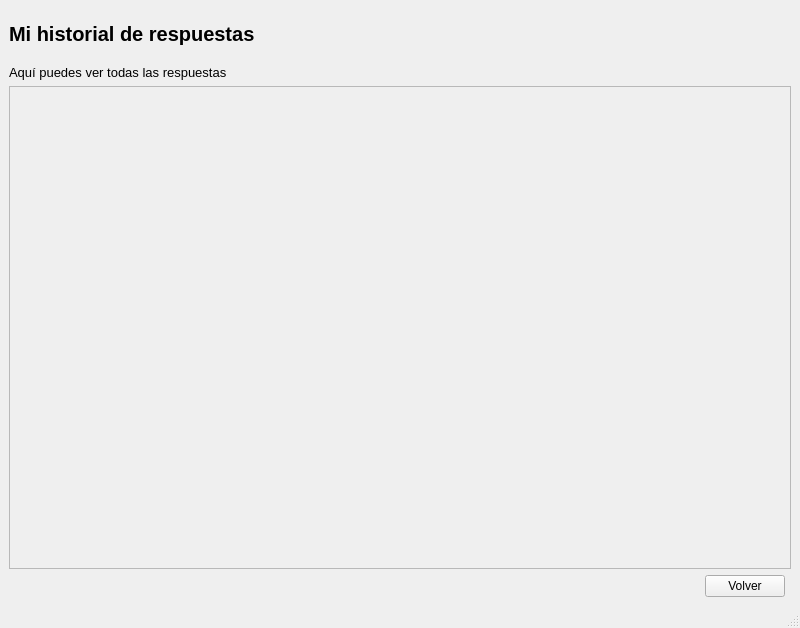
mbatla00/cediza_IS, file src/vista/ui/paciente/historial.ui: the form before one commit.
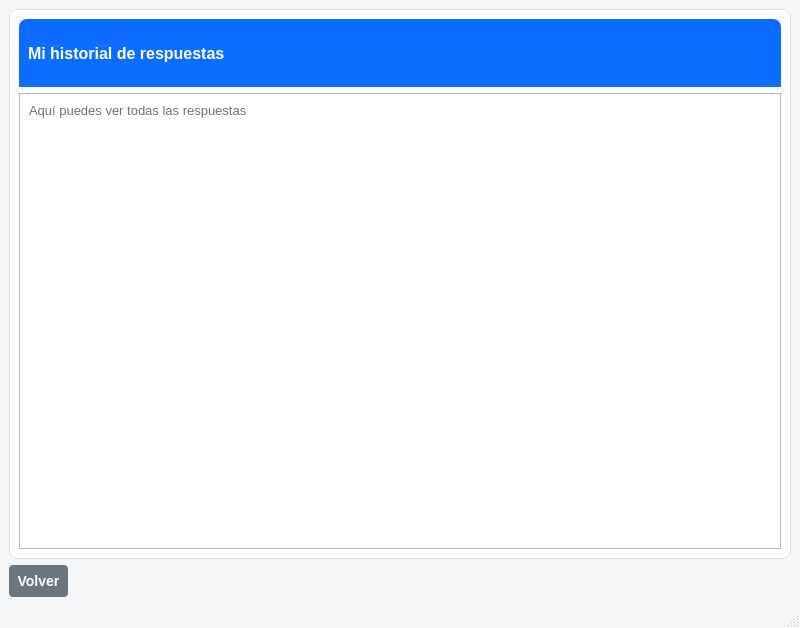
The form after the commit.

```diff
--- a/src/vista/ui/paciente/historial.ui
+++ b/src/vista/ui/paciente/historial.ui
@@ -13,41 +13,87 @@
   <property name="windowTitle">
    <string>MainWindow</string>
   </property>
+  <property name="styleSheet">
+   <string notr="true">/* Fondo general de la ventana principal */
+QMainWindow {
+    background-color: #f4f6f8;
+}
+
+/* Tarjeta contenedora blanca */
+#card_frame {
+    background-color: white;
+    border: 1px solid #e0e0e0;
+    border-radius: 8px;
+}
+
+/* Cabecera de la tarjeta con el azul clásico */
+#header_frame {
+    background-color: #0d6efd;
+    border-top-left-radius: 8px;
+    border-top-right-radius: 8px;
+    border-bottom-left-radius: 0px;
+    border-bottom-right-radius: 0px;
+}
+
+/* Texto del título dentro del cuadro azul */
+#lbl_titulo {
+    color: white;
+    font-size: 16px;
+    font-weight: bold;
+}
+
+/* Subtítulo del cuerpo en gris apagado */
+#lbl_subtitulo {
+    color: #6c757d;
+    font-size: 13px;
+}
+
+/* Limpieza del área de scroll (sin bordes feos) */
+QScrollArea {
+    border: none;
+    background-color: transparent;
+}
+
+#scrollAreaWidgetContents {
+    background-color: transparent;
+}
+
+/* Botón Volver (Estilo gris idéntico al de tu ejemplo) */
+QPushButton#btn_volver {
+    background-color: #6c757d;
+    color: white;
+    border-radius: 4px;
+    padding: 8px;
+    font-weight: bold;
+    font-size: 14px;
+}
+
+/* Efecto Hover para el botón Volver */
+QPushButton#btn_volver:hover {
+    background-color: #5a6268;
+}</string>
+  </property>
   <widget class="QWidget" name="centralwidget">
-   <layout class="QGridLayout" name="gridLayout_2">
-    <item row="2" column="0">
-     <widget class="QLabel" name="lbl_subtitulo">
-      <property name="font">
-       <font>
-        <pointsize>10</pointsize>
-       </font>
+   <layout class="QGridLayout" name="gridLayout">
+    <item row="0" column="0">
+     <widget class="QFrame" name="card_frame">
+      <property name="frameShape">
+       <enum>QFrame::Shape::StyledPanel</enum>
       </property>
-      <property name="text">
-       <string>Aquí puedes ver todas las respuestas</string>
+      <property name="frameShadow">
+       <enum>QFrame::Shadow::Raised</enum>
       </property>
-     </widget>
-    </item>
-    <item row="4" column="0">
-     <spacer name="horizontalSpacer">
-      <property name="orientation">
-       <enum>Qt::Orientation::Horizontal</enum>
-      </property>
-      <property name="sizeHint" stdset="0">
-       <size>
-        <width>40</width>
-        <height>20</height>
-       </size>
-      </property>
-     </spacer>
-    </item>
-    <item row="4" column="1">
-     <widget class="QPushButton" name="btn_volver">
-      <property name="text">
-       <string>Volver</string>
-      </property>
-     </widget>
-    </item>
-    <item row="1" column="0">
+      <layout class="QVBoxLayout" name="verticalLayout_3">
+       <item>
+        <widget class="QFrame" name="header_frame">
+         <property name="frameShape">
+          <enum>QFrame::Shape::StyledPanel</enum>
+         </property>
+         <property name="frameShadow">
+          <enum>QFrame::Shadow::Raised</enum>
+         </property>
+         <layout class="QHBoxLayout" name="horizontalLayout">
+          <item>
      <widget class="QLabel" name="lbl_titulo">
       <property name="minimumSize">
        <size>
@@ -57,7 +103,7 @@
       </property>
       <property name="font">
        <font>
-        <pointsize>15</pointsize>
+              <pointsize>-1</pointsize>
         <bold>true</bold>
        </font>
       </property>
@@ -66,7 +112,31 @@
       </property>
      </widget>
     </item>
-    <item row="3" column="0" colspan="3">
+         </layout>
+        </widget>
+       </item>
+       <item>
+        <widget class="QFrame" name="body_frame">
+         <property name="frameShape">
+          <enum>QFrame::Shape::StyledPanel</enum>
+         </property>
+         <property name="frameShadow">
+          <enum>QFrame::Shadow::Raised</enum>
+         </property>
+         <layout class="QVBoxLayout" name="verticalLayout_2">
+          <item>
+           <widget class="QLabel" name="lbl_subtitulo">
+            <property name="font">
+             <font>
+              <pointsize>-1</pointsize>
+             </font>
+            </property>
+            <property name="text">
+             <string>Aquí puedes ver todas las respuestas</string>
+            </property>
+           </widget>
+          </item>
+          <item>
      <widget class="QScrollArea" name="scrollArea">
       <property name="widgetResizable">
        <bool>true</bool>
@@ -76,20 +146,20 @@
         <rect>
          <x>0</x>
          <y>0</y>
-         <width>780</width>
-         <height>455</height>
-        </rect>
-       </property>
-       <layout class="QGridLayout" name="gridLayout">
-        <item row="0" column="0">
+               <width>742</width>
+               <height>408</height>
+              </rect>
+             </property>
+             <layout class="QVBoxLayout" name="verticalLayout">
+              <item>
          <spacer name="verticalSpacer">
           <property name="orientation">
            <enum>Qt::Orientation::Vertical</enum>
           </property>
           <property name="sizeHint" stdset="0">
            <size>
-            <width>20</width>
-            <height>284</height>
+                  <width>17</width>
+                  <height>387</height>
            </size>
           </property>
          </spacer>
@@ -100,15 +170,35 @@
     </item>
    </layout>
   </widget>
-  <widget class="QMenuBar" name="menubar">
-   <property name="geometry">
-    <rect>
-     <x>0</x>
-     <y>0</y>
-     <width>800</width>
-     <height>22</height>
-    </rect>
-   </property>
+       </item>
+      </layout>
+     </widget>
+    </item>
+    <item row="1" column="0">
+     <layout class="QHBoxLayout" name="horizontalLayout_2">
+      <item>
+       <widget class="QPushButton" name="btn_volver">
+        <property name="text">
+         <string>Volver</string>
+        </property>
+       </widget>
+      </item>
+      <item>
+       <spacer name="horizontalSpacer">
+        <property name="orientation">
+         <enum>Qt::Orientation::Horizontal</enum>
+        </property>
+        <property name="sizeHint" stdset="0">
+         <size>
+          <width>40</width>
+          <height>20</height>
+         </size>
+        </property>
+       </spacer>
+      </item>
+     </layout>
+    </item>
+   </layout>
   </widget>
   <widget class="QStatusBar" name="statusbar"/>
  </widget>
```
Lines whose indentation alone changed are shown as unchanged.
